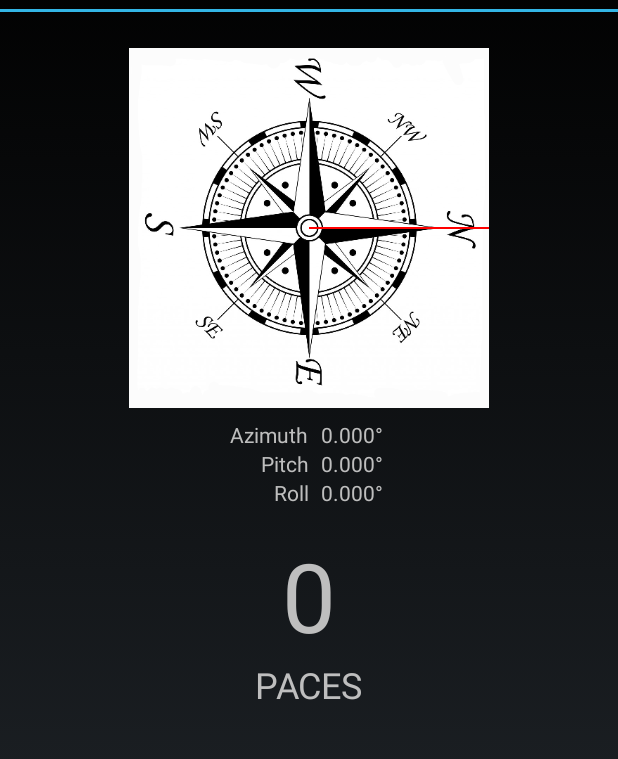
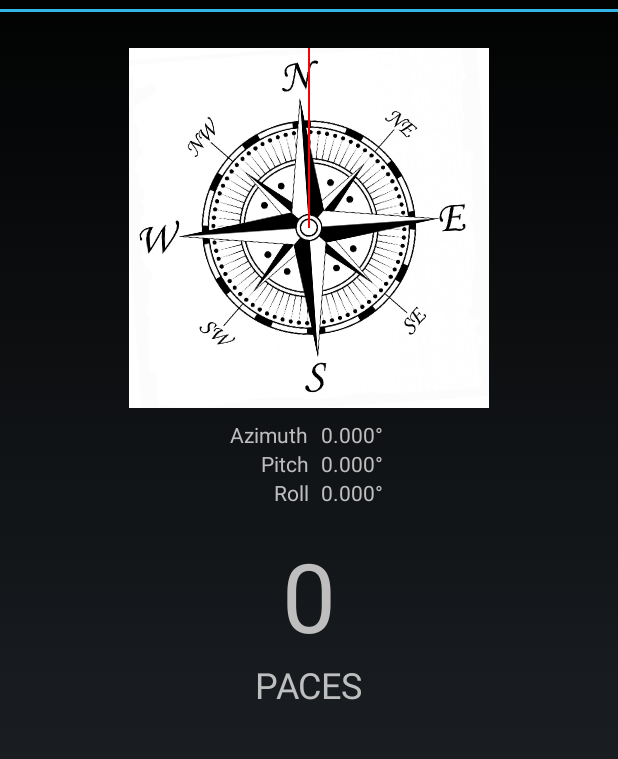
Before and after one commit to shrinkray-software/compass, an Android app: the screen it shows after launch (CompassActivity), on a phone screen of 412 x 824 dp, the part 60-819 px from its top. Run offline under Robolectric (Android 15) with nearby library versions, the phone set to English and light mode, and no system bars.

Commit message:
Fixed up bug after removal of axis remapping.

```diff
--- a/sensors/src/main/java/au/com/shrinkray/sensors/activities/CompassActivity.java
+++ b/sensors/src/main/java/au/com/shrinkray/sensors/activities/CompassActivity.java
@@ -9,6 +9,7 @@ import android.hardware.SensorEvent;
 import android.hardware.SensorEventListener;
 import android.hardware.SensorManager;
 import android.os.Bundle;
+import android.util.Log;
 import android.view.LayoutInflater;
 import android.view.Menu;
 import android.view.MenuItem;
@@ -21,6 +22,8 @@ import au.com.shrinkray.sensors.views.CompassView;
 
 public class CompassActivity extends Activity implements SensorEventListener {
 
+    private static final String TAG = "CompassActivity";
+
     private SensorManager mSensorManager;
 
     private Sensor mStepCounterSensor;
@@ -28,9 +31,6 @@ public class CompassActivity extends Activity implements SensorEventListener {
     private Sensor mAccelerometerSensor;
     private Sensor mMagneticFieldSensor;
 
-    // 33.8600° S, 151.2111° E
-    private GeomagneticField mGeomagneticField =
-            new GeomagneticField(33.86f,151.2111f,0,System.currentTimeMillis());
 
     private int mInitialStepCount = -1;
     private int mStepCount = 0;
@@ -200,7 +200,7 @@ public class CompassActivity extends Activity implements SensorEventListener {
 
             if ( success ) {
                 // Update the orientation values.
-                mOrientation = SensorManager.getOrientation(mRemappedRotationMatrix,mOrientation);
+                mOrientation = SensorManager.getOrientation(mRotationMatrix,mOrientation);
 
                 mAzimuth = mOrientation[0];
                 mPitch = mOrientation[1];
@@ -224,6 +224,10 @@ public class CompassActivity extends Activity implements SensorEventListener {
      * A placeholder fragment containing a simple view.
      */
     public static class CompassFragment extends Fragment {
+
+        // 33.8600° S, 151.2111° E
+        private GeomagneticField mGeomagneticField =
+                new GeomagneticField(33.86f,151.2111f,0,System.currentTimeMillis());
 
         private TextView mAzimuthTextView;
         private TextView mPitchTextView;
@@ -250,6 +254,7 @@ public class CompassActivity extends Activity implements SensorEventListener {
             mRollTextView = (TextView) rootView.findViewById(R.id.txtRoll);
 
             mCompassView = (CompassView)rootView.findViewById(R.id.compass);
+            mCompassView.setDeclination(mGeomagneticField.getDeclination());
 
             mStepCountTextView = (TextView) rootView.findViewById(R.id.txtStepCount);
 
@@ -275,6 +280,7 @@ public class CompassActivity extends Activity implements SensorEventListener {
             }
 
         }
+
     }
 
 }
--- a/sensors/src/main/java/au/com/shrinkray/sensors/views/CompassView.java
+++ b/sensors/src/main/java/au/com/shrinkray/sensors/views/CompassView.java
@@ -7,8 +7,6 @@ import android.graphics.Color;
 import android.graphics.Paint;
 import android.graphics.Rect;
 import android.graphics.drawable.BitmapDrawable;
-import android.graphics.drawable.Drawable;
-import android.hardware.GeomagneticField;
 import android.util.AttributeSet;
 import android.view.View;
 
@@ -64,7 +62,7 @@ public class CompassView extends View {
         }
 
         // Declination is variance from true North of magnetic North,
-        canvas.rotate( - mAzimuth + mDeclination + 90 );
+        canvas.rotate( - mAzimuth + mDeclination );
 
         canvas.drawBitmap(mBackgroundBitmap,mBackgroundBitmapSrcRect,
                 mBackgroundBitmapDestRect,mBackgroundBitmapPaint);
@@ -88,6 +86,7 @@ public class CompassView extends View {
 
     public void setDeclination(float declination) {
         mDeclination = declination;
+        postInvalidate();
     }
 
 
```
